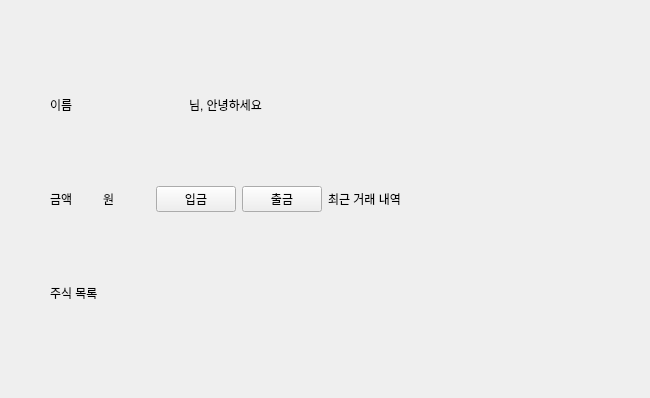
First picture: the form in project1/source/dashboard/dashboard.ui, repository taewooyun/hts, before the edit.
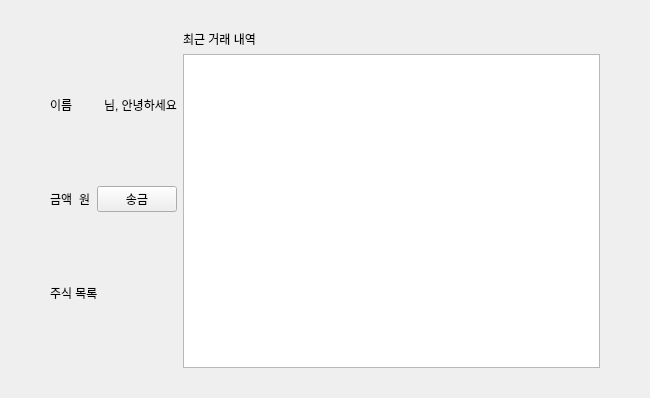
Second picture: the form after the edit.

Commit message: db: banking, stock

Patch:
```diff
--- a/project1/source/dashboard/dashboard.ui
+++ b/project1/source/dashboard/dashboard.ui
@@ -62,17 +62,10 @@
          </property>
         </widget>
        </item>
-       <item>
-        <widget class="QPushButton" name="btn_deposit">
-         <property name="text">
-          <string>입금</string>
-         </property>
-        </widget>
-       </item>
        <item>
         <widget class="QPushButton" name="btn_send">
          <property name="text">
-          <string>출금</string>
+          <string>송금</string>
          </property>
         </widget>
        </item>
@@ -96,6 +89,9 @@
        </property>
       </widget>
      </item>
+     <item>
+      <widget class="QTableWidget" name="list_banking"/>
+     </item>
     </layout>
    </item>
   </layout>
```
The commit also changes 17 other files.
